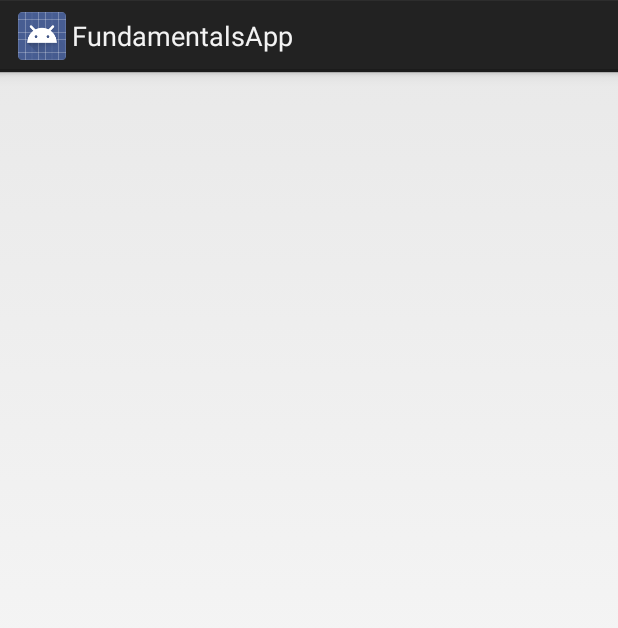
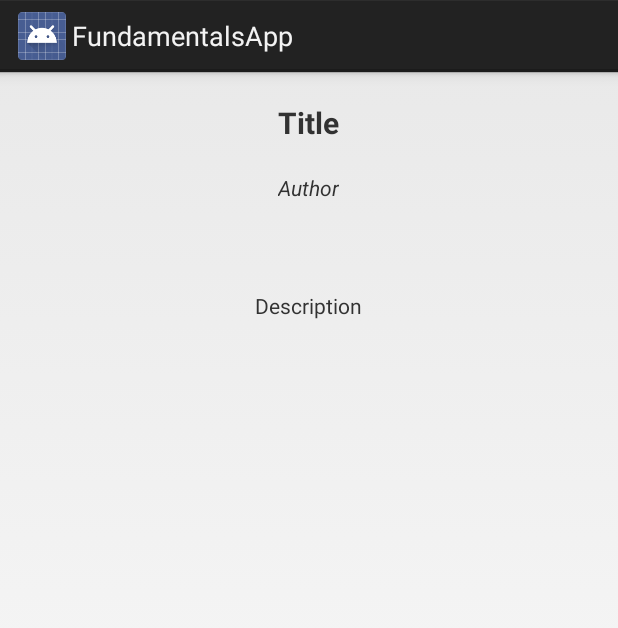
Before and after one commit to c3837433/Java, an Android app: the fragment DetailFragment shown on its own in the app's theme, on a phone screen of 412 x 824 dp. Shown: the top 628 px of the screen. Run offline under Robolectric (Android 15) with nearby library versions, the phone set to English and light mode, and no system bars.

```diff
--- a/FundamentalsApp/app/src/main/AndroidManifest.xml
+++ b/FundamentalsApp/app/src/main/AndroidManifest.xml
@@ -14,7 +14,6 @@
         android:theme="@style/AppTheme" >
         <activity
             android:name=".Main"
-            android:screenOrientation="landscape"
             android:label="@string/app_name" >
             <intent-filter>
                 <action android:name="android.intent.action.MAIN" />
--- /dev/null
+++ b/FundamentalsApp/app/src/main/res/layout/book_details_fragment.xml
@@ -0,0 +1,55 @@
+<?xml version="1.0" encoding="utf-8"?>
+
+<LinearLayout xmlns:android="http://schemas.android.com/apk/res/android"
+    android:orientation="vertical"
+    android:layout_width="fill_parent"
+    android:layout_height="fill_parent">
+
+
+    <TextView
+        android:layout_width="wrap_content"
+        android:layout_height="wrap_content"
+        android:text="Title"
+        android:id="@+id/book_title"
+        android:layout_gravity="center_horizontal"
+        android:paddingLeft="20dp"
+        android:paddingTop="20dp"
+        android:paddingRight="20dp"
+        android:paddingBottom="10dp"
+        android:textStyle="bold"
+        android:textSize="20sp" />
+
+    <TextView
+        android:layout_width="wrap_content"
+        android:layout_height="wrap_content"
+        android:text="Author"
+        android:id="@+id/book_author"
+        android:layout_gravity="center_horizontal"
+        android:paddingLeft="20dp"
+        android:paddingTop="10dp"
+        android:paddingRight="20dp"
+        android:paddingBottom="10dp"
+        android:textStyle="italic" />
+
+    <TextView
+        android:layout_width="wrap_content"
+        android:layout_height="wrap_content"
+        android:id="@+id/book_rank"
+        android:layout_gravity="center_horizontal"
+        android:paddingLeft="20dp"
+        android:paddingTop="10dp"
+        android:paddingRight="20dp"
+        android:paddingBottom="10dp"/>
+
+    <TextView
+        android:layout_width="wrap_content"
+        android:layout_height="wrap_content"
+        android:text="Description"
+        android:id="@+id/book_description"
+        android:layout_gravity="center_horizontal"
+        android:paddingTop="10dp"
+        android:paddingLeft="20dp"
+        android:paddingRight="20dp"
+        android:paddingBottom="10dp" />
+
+</LinearLayout>
```
Also changed, not shown: FundamentalsApp/app/src/main/java/com/example/angessmith/fundamentalsapp/Fragment/BookListFragment.java (+59 -6 lines), FundamentalsApp/app/src/main/java/com/example/angessmith/fundamentalsapp/Fragment/SettingsFragment.java (added, +58 -0 lines), FundamentalsApp/app/src/main/java/com/example/angessmith/fundamentalsapp/HTTPHelper.java (+2 -6 lines), FundamentalsApp/app/src/main/java/com/example/angessmith/fundamentalsapp/Main.java (+46 -12 lines), FundamentalsApp/app/src/main/res/layout/activity_main.xml (+14 -0 lines), FundamentalsApp/app/src/main/res/layout/book_list_fragment.xml (added, +25 -0 lines), FundamentalsApp/app/src/main/res/values/array.xml (added, +8 -0 lines), FundamentalsApp/app/src/main/res/values/strings.xml (+8 -1 lines), FundamentalsApp/app/src/main/res/xml/settings.xml (added, +23 -0 lines).
